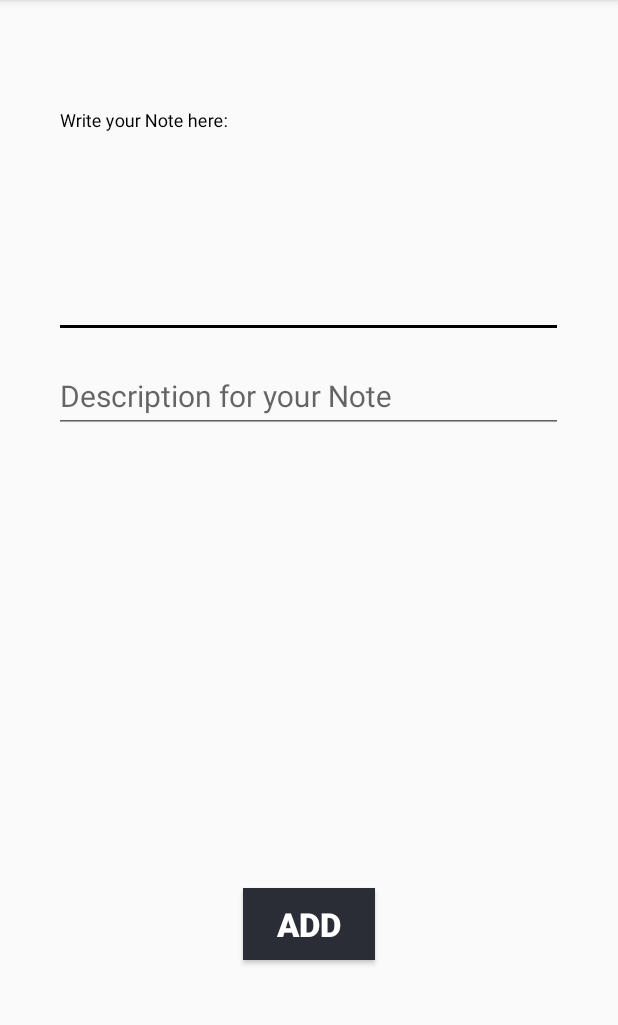
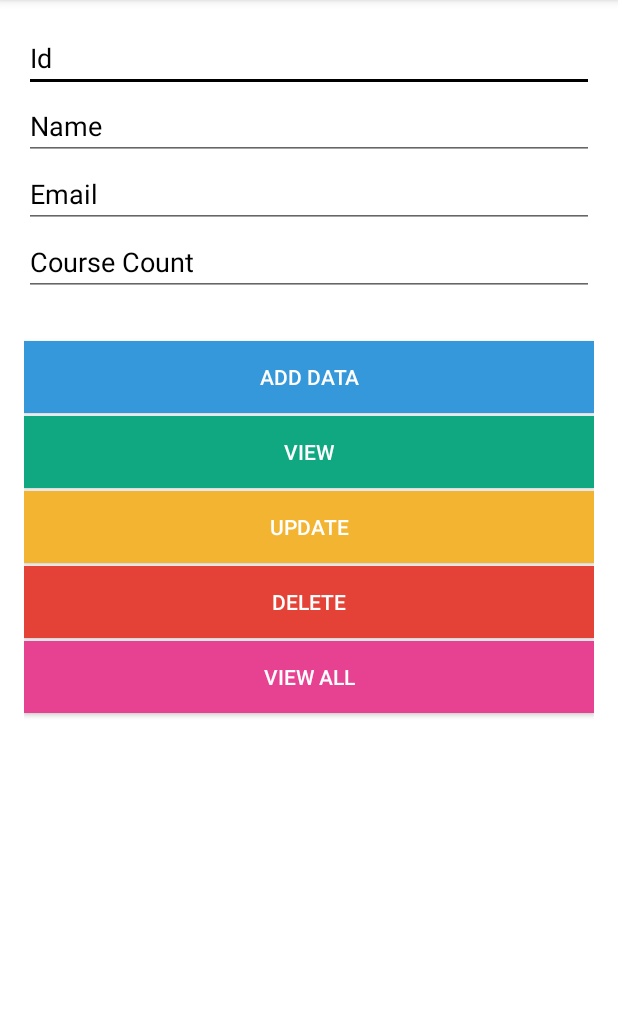
Before and after one commit to ashandilya/CSE-AID, an Android app: the todolist screen opened directly, with no data from a screen before it, on a phone screen of 412 x 824 dp, the part 84-1109 px from its top. Run offline under Robolectric (Android 15) with nearby library versions, the phone set to English and light mode, and no system bars.

Commit message:
Changes in TODO's design and created database helper

```diff
--- a/app/src/main/res/layout/activity_todolist.xml
+++ b/app/src/main/res/layout/activity_todolist.xml
@@ -1,57 +1,104 @@
 <?xml version="1.0" encoding="utf-8"?>
-
 <RelativeLayout xmlns:android="http://schemas.android.com/apk/res/android"
+    xmlns:app="http://schemas.android.com/apk/res-auto"
     xmlns:tools="http://schemas.android.com/tools"
     android:layout_width="match_parent"
     android:layout_height="match_parent"
-    tools:context=".todolist">
+    android:padding="16dp"
+    android:background="#fff">
 
-    <android.support.design.widget.TextInputLayout
-        android:layout_width="339dp"
+    <EditText
+        android:id="@+id/editText_id"
+        android:layout_width="match_parent"
         android:layout_height="wrap_content"
         android:layout_alignParentTop="true"
-        android:layout_centerHorizontal="true"
-        android:layout_marginTop="73dp">
+        android:hint="Id"
+        android:textColor="#000"
+        android:textColorHint="#000"
+        android:inputType="number" />
 
-        <android.support.design.widget.TextInputEditText
-            android:id="@+id/for_font"
-            android:layout_width="match_parent"
-            android:layout_height="wrap_content"
-            android:hint="Write your Note here:"
-            android:inputType="textMultiLine|textLongMessage"
-            android:lines="5"
-            android:textSize="20sp" />
-    </android.support.design.widget.TextInputLayout>
+    <EditText
+        android:id="@+id/editText_name"
+        android:layout_width="match_parent"
+        android:layout_height="wrap_content"
+        android:textColorHint="#000"
+        android:textColor="#000"
+        android:layout_below="@id/editText_id"
+        android:hint="Name" />
 
-    <android.support.design.widget.TextInputLayout
-        android:layout_width="339dp"
+    <EditText
+        android:id="@+id/editText_email"
+        android:layout_width="match_parent"
         android:layout_height="wrap_content"
-        android:layout_alignParentTop="true"
-        android:layout_centerHorizontal="true"
-        android:layout_marginTop="230dp">
+        android:textColorHint="#000"
+        android:textColor="#000"
+        android:layout_below="@id/editText_name"
+        android:hint="Email" />
 
-        <android.support.design.widget.TextInputEditText
-            android:id="@+id/for_font"
-            android:layout_width="match_parent"
-            android:layout_height="wrap_content"
-            android:layout_marginTop="25dp"
-            android:hint="Description for your Note"
-            android:inputType="textShortMessage|textLongMessage"
-            android:lines="5"
-            android:textSize="20sp" />
-    </android.support.design.widget.TextInputLayout>
-
+    <EditText
+        android:id="@+id/editText_CC"
+        android:layout_width="match_parent"
+        android:layout_height="wrap_content"
+        android:layout_below="@id/editText_email"
+        android:hint="Course Count"
+        android:textColor="#000"
+        android:textColorHint="#000"
+        android:layout_marginBottom="20dp"
+        android:inputType="number" />
 
     <Button
-        android:id="@+id/for_font"
-        android:layout_width="wrap_content"
+        android:id="@+id/button_add"
+        android:layout_width="match_parent"
         android:layout_height="wrap_content"
-        android:layout_alignParentBottom="true"
+        android:layout_below="@+id/editText_CC"
         android:layout_centerHorizontal="true"
-        android:layout_marginBottom="128dp"
-        android:background="@color/colorPrimary"
-        android:text="Add"
+        android:layout_marginTop="10dp"
+        android:background="#3498DB"
+        android:layout_marginBottom="2dp"
         android:textColor="#fff"
-        android:textSize="22sp"
-        android:textStyle="bold" />
+        android:text="Add Data" />
+
+    <Button
+        android:id="@+id/button_view"
+        android:layout_width="match_parent"
+        android:layout_height="wrap_content"
+        android:layout_below="@id/button_add"
+        android:layout_centerHorizontal="true"
+        android:textColor="#fff"
+        android:background="#10A881"
+        android:layout_marginBottom="2dp"
+        android:text="View" />
+
+    <Button
+        android:id="@+id/button_update"
+        android:layout_width="match_parent"
+        android:layout_height="wrap_content"
+        android:layout_below="@id/button_view"
+        android:layout_centerHorizontal="true"
+        android:textColor="#fff"
+        android:background="#F3B431"
+        android:layout_marginBottom="2dp"
+        android:text="Update" />
+
+    <Button
+        android:id="@+id/button_delete"
+        android:layout_width="match_parent"
+        android:layout_height="wrap_content"
+        android:layout_below="@id/button_update"
+        android:textColor="#fff"
+        android:layout_marginBottom="2dp"
+        android:layout_centerHorizontal="true"
+        android:background="#E44236"
+        android:text="Delete" />
+
+    <Button
+        android:id="@+id/button_viewAll"
+        android:layout_width="match_parent"
+        android:layout_height="wrap_content"
+        android:textColor="#fff"
+        android:layout_marginBottom="2dp"
+        android:layout_below="@id/button_delete"
+        android:layout_centerHorizontal="true"
+        android:background="#E74292"
+        android:text="View All" />
 </RelativeLayout>
```
Also changed, not shown: app/src/main/java/com/uber/repo/mini_project_cse/DatabaseHelper.java (added, +90 -0 lines).
